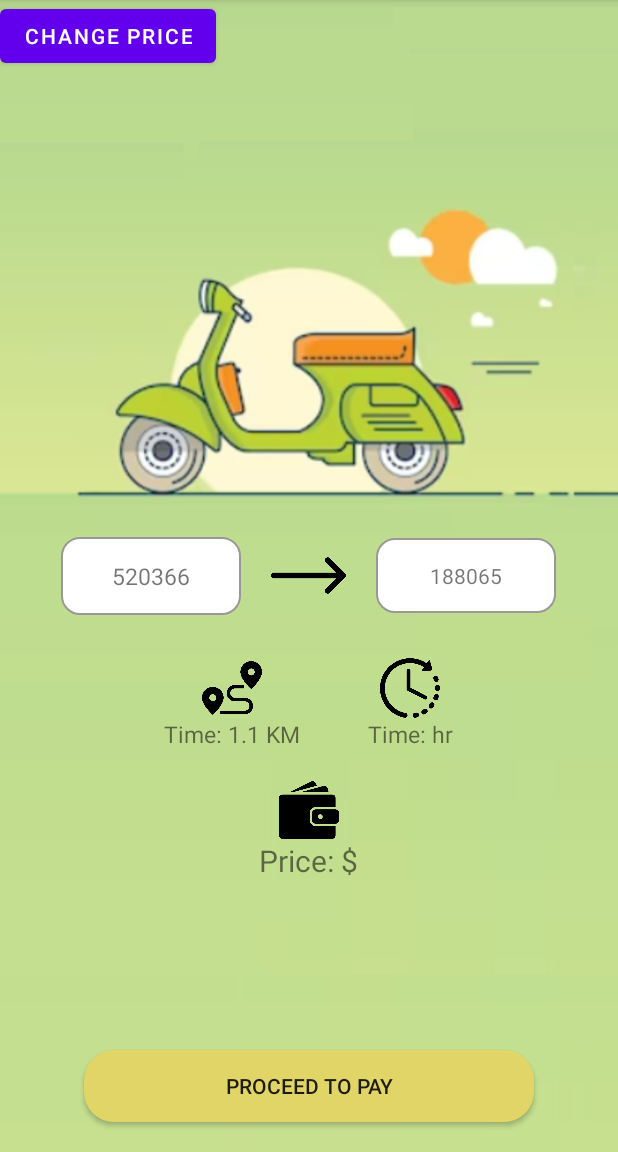
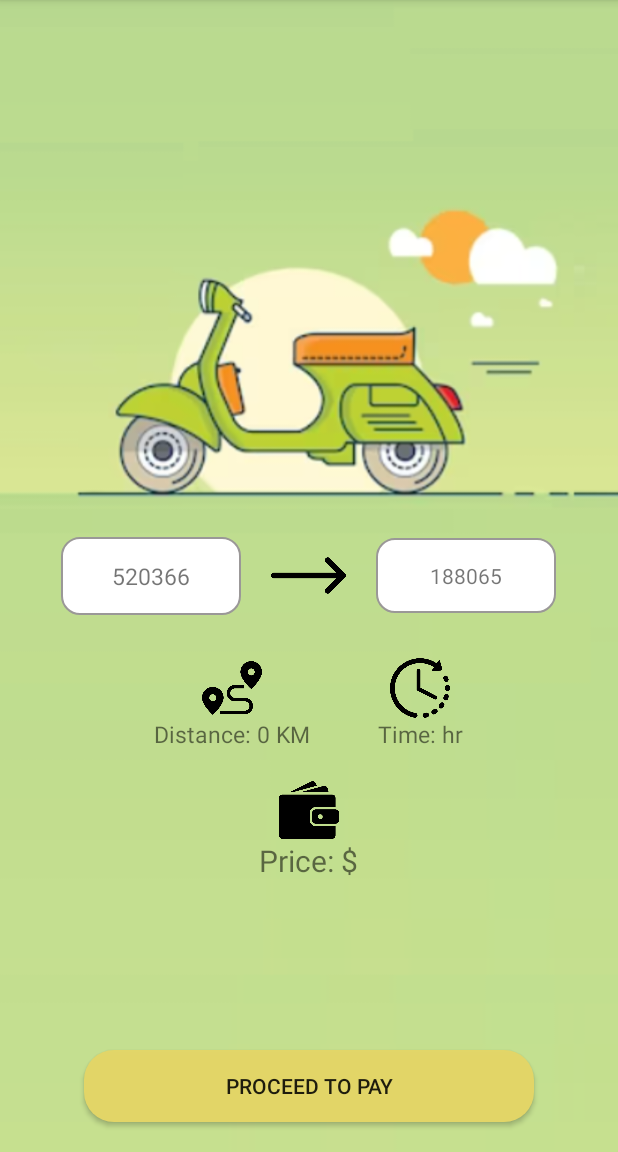
Before and after one commit to Shawntwj/ScoutScoot, an Android app: the PaymentActivity screen opened directly, with no data from a screen before it, on a phone screen of 412 x 824 dp, the part 84-1236 px from its top. Run offline under Robolectric (Android 15) with nearby library versions, the phone set to English and light mode, and no system bars; our stand-ins replace Volley; libraries missing offline, so code that uses them is left out: com.stripe.android; network calls fail; 5 statements that could not run were skipped.

Commit message:
connected some intents

```diff
--- a/app/src/main/java/sg/edu/smu/cs461/scoutscoot/RideInfoActivity.kt
+++ b/app/src/main/java/sg/edu/smu/cs461/scoutscoot/RideInfoActivity.kt
@@ -144,7 +144,7 @@ class RideInfoActivity : AppCompatActivity() , SensorEventListener {
                     binding.timer.base = (ride.start_Time!! - elapsedRealtimeOffset)
                     binding.timer.onChronometerTickListener = OnChronometerTickListener {
                         val elapsedMillis = SystemClock.elapsedRealtime() - binding.timer.base
-                        val minutes = (elapsedMillis / 1000 / 60)
+                        val minutes = (elapsedMillis / 1000 / 30)
                         price = (minutes * 0.5).toDouble()
                         binding.price.text = price.toString().plus(" SGD")
 //                        totalTime = minutes.toInt()
@@ -243,7 +243,7 @@ class RideInfoActivity : AppCompatActivity() , SensorEventListener {
 
                     price *= 100
                     intent.putExtra("priceKey",price.toInt().toString())
-                    intent.putExtra("timeKey",totalTime.toString())
+                    intent.putExtra("timeKey","0:02")
                     startActivity(intent)
 
 
--- a/app/src/main/res/layout/activity_payment.xml
+++ b/app/src/main/res/layout/activity_payment.xml
@@ -74,13 +74,13 @@
                     android:id="@+id/distance"
                     android:layout_width="wrap_content"
                     android:layout_height="wrap_content"
-                    android:text="Time: "
+                    android:text="Distance: "
                     android:textSize="15sp"/>
                 <TextView
                     android:id="@+id/distanceValue"
                     android:layout_width="wrap_content"
                     android:layout_height="wrap_content"
-                    android:text="1.1 "
+                    android:text="0 "
                     android:textSize="15sp"/>
                 <TextView
                     android:id="@+id/distanceMetric"
@@ -171,12 +171,12 @@
 
 
     <!--testing -->
-    <Button
-        android:id="@+id/changeButton"
-        android:layout_width="wrap_content"
-        android:layout_height="wrap_content"
-        android:text="change price"
-        android:onClick="changePrice"/>
+<!--    <Button-->
+<!--        android:id="@+id/changeButton"-->
+<!--        android:layout_width="wrap_content"-->
+<!--        android:layout_height="wrap_content"-->
+<!--        android:text="change price"-->
+<!--        android:onClick="changePrice"/>-->
 
     <!-- payment button -->
     <androidx.appcompat.widget.AppCompatButton
```
Also changed, not shown: app/src/main/java/sg/edu/smu/cs461/scoutscoot/PaymentActivity.kt (+6 -6 lines), app/src/main/java/sg/edu/smu/cs461/scoutscoot/Profile.kt (+28 -30 lines), app/src/main/res/layout/fragment_profile.xml (+18 -18 lines).
